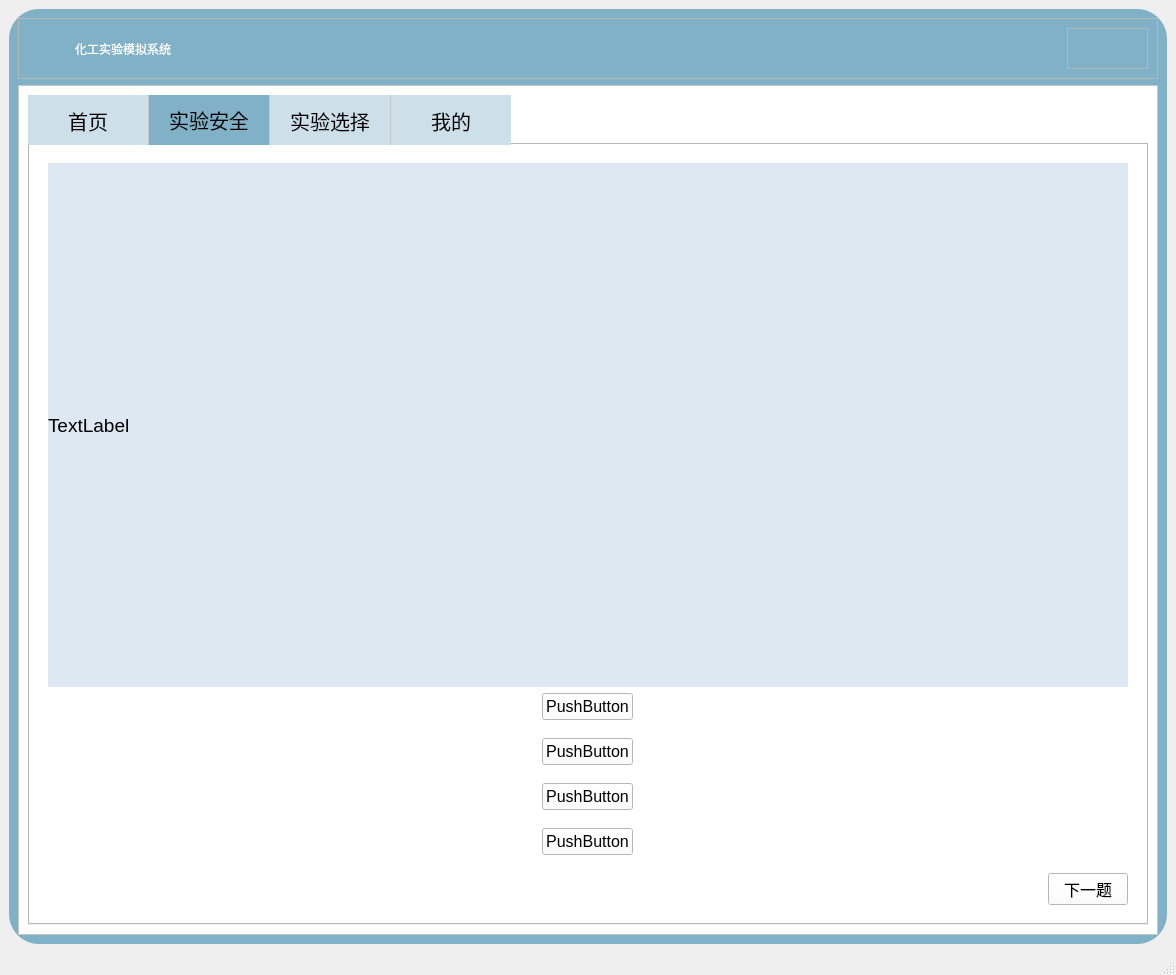
Before: the Qt Designer form view/main_window.ui in siweiyangsiwei/sprPthonProjext, drawn with Qt 5.
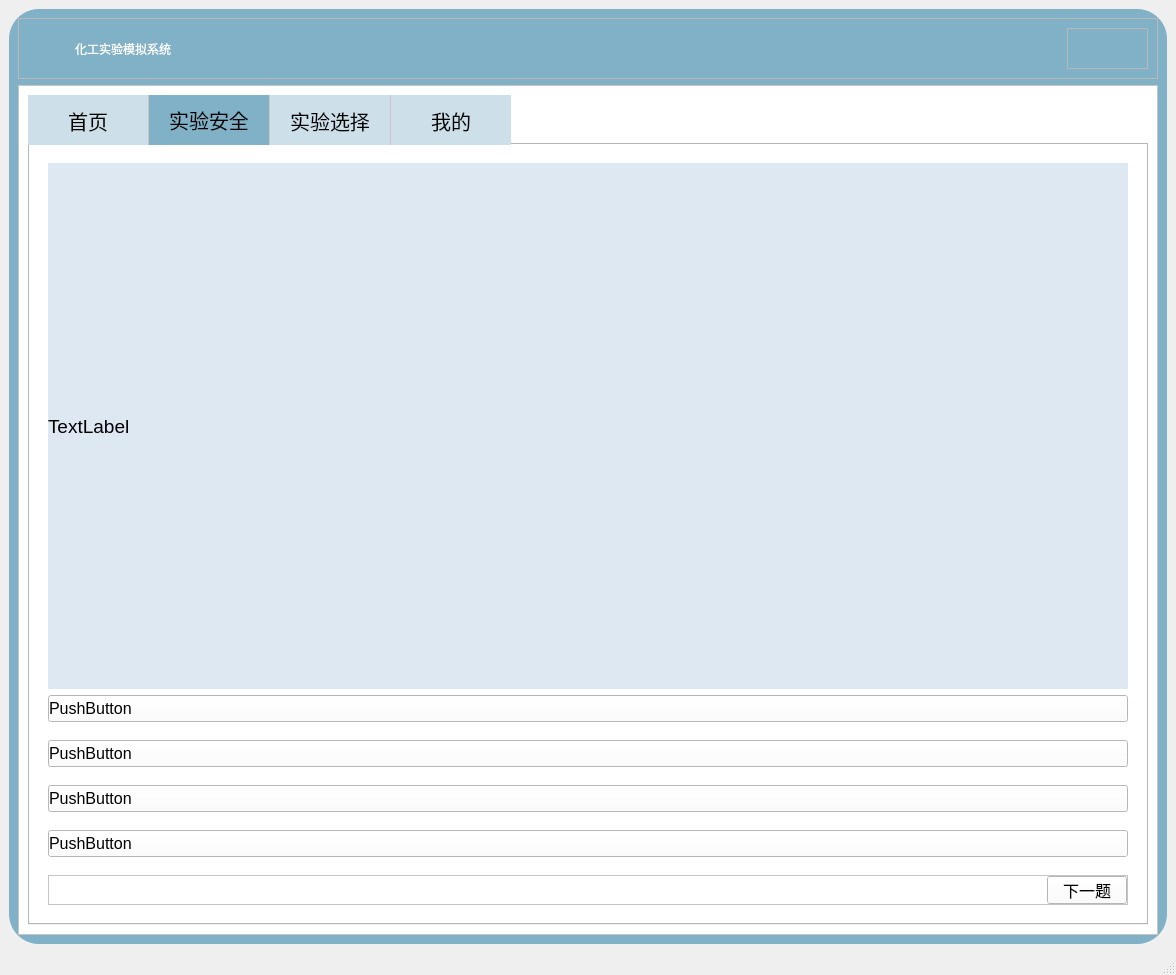
After: the same form once the commit is applied. The open tabs and pages were chosen to show the change. Icons and pictures are not drawn.

Commit message: 学妹改了下实验安全答题的ui

```diff
--- a/view/main_window.ui
+++ b/view/main_window.ui
@@ -493,7 +493,7 @@
                     <property name="spacing">
                      <number>18</number>
                     </property>
-                    <item alignment="Qt::AlignHCenter">
+                    <item>
                      <widget class="QPushButton" name="answer_1">
                       <property name="sizePolicy">
                        <sizepolicy hsizetype="Expanding" vsizetype="Fixed">
@@ -527,6 +527,9 @@
                       <property name="cursor">
                        <cursorShape>PointingHandCursor</cursorShape>
                       </property>
+                      <property name="styleSheet">
+                       <string notr="true">text-align:left</string>
+                      </property>
                       <property name="text">
                        <string>PushButton</string>
                       </property>
@@ -538,7 +541,7 @@
                       </property>
                      </widget>
                     </item>
-                    <item alignment="Qt::AlignHCenter">
+                    <item>
                      <widget class="QPushButton" name="answer_2">
                       <property name="sizePolicy">
                        <sizepolicy hsizetype="Preferred" vsizetype="Fixed">
@@ -572,6 +575,9 @@
                       <property name="cursor">
                        <cursorShape>PointingHandCursor</cursorShape>
                       </property>
+                      <property name="styleSheet">
+                       <string notr="true">text-align:left</string>
+                      </property>
                       <property name="text">
                        <string>PushButton</string>
                       </property>
@@ -583,7 +589,7 @@
                       </property>
                      </widget>
                     </item>
-                    <item alignment="Qt::AlignHCenter">
+                    <item>
                      <widget class="QPushButton" name="answer_3">
                       <property name="sizePolicy">
                        <sizepolicy hsizetype="Preferred" vsizetype="Fixed">
@@ -617,6 +623,9 @@
                       <property name="cursor">
                        <cursorShape>PointingHandCursor</cursorShape>
                       </property>
+                      <property name="styleSheet">
+                       <string notr="true">text-align:left</string>
+                      </property>
                       <property name="text">
                        <string>PushButton</string>
                       </property>
@@ -628,7 +637,7 @@
                       </property>
                      </widget>
                     </item>
-                    <item alignment="Qt::AlignHCenter">
+                    <item>
                      <widget class="QPushButton" name="answer_4">
                       <property name="sizePolicy">
                        <sizepolicy hsizetype="Preferred" vsizetype="Fixed">
@@ -662,6 +671,9 @@
                       <property name="cursor">
                        <cursorShape>PointingHandCursor</cursorShape>
                       </property>
+                      <property name="styleSheet">
+                       <string notr="true">text-align:left</string>
+                      </property>
                       <property name="text">
                        <string>PushButton</string>
                       </property>
@@ -673,7 +685,37 @@
                       </property>
                      </widget>
                     </item>
-                    <item alignment="Qt::AlignRight">
+                    <item>
+                     <widget class="QFrame" name="frame_5">
+                      <property name="maximumSize">
+                       <size>
+                        <width>16777215</width>
+                        <height>30</height>
+                       </size>
+                      </property>
+                      <property name="frameShape">
+                       <enum>QFrame::StyledPanel</enum>
+                      </property>
+                      <property name="frameShadow">
+                       <enum>QFrame::Raised</enum>
+                      </property>
+                      <layout class="QGridLayout" name="gridLayout_4">
+                       <property name="leftMargin">
+                        <number>0</number>
+                       </property>
+                       <property name="topMargin">
+                        <number>0</number>
+                       </property>
+                       <property name="rightMargin">
+                        <number>0</number>
+                       </property>
+                       <property name="bottomMargin">
+                        <number>0</number>
+                       </property>
+                       <property name="spacing">
+                        <number>0</number>
+                       </property>
+                       <item row="0" column="1">
                      <widget class="QPushButton" name="next_btn">
                       <property name="sizePolicy">
                        <sizepolicy hsizetype="Fixed" vsizetype="Fixed">
@@ -694,6 +736,22 @@
                       </property>
                      </widget>
                     </item>
+                       <item row="0" column="0">
+                        <spacer name="horizontalSpacer_6">
+                         <property name="orientation">
+                          <enum>Qt::Horizontal</enum>
+                         </property>
+                         <property name="sizeHint" stdset="0">
+                          <size>
+                           <width>40</width>
+                           <height>20</height>
+                          </size>
+                         </property>
+                        </spacer>
+                       </item>
+                      </layout>
+                     </widget>
+                    </item>
                    </layout>
                   </item>
                  </layout>
```
Left out of the diff: 2 changed lines with no effect on the pictures. Lines whose indentation alone changed are shown as unchanged. The commit also changes 2 other files.
